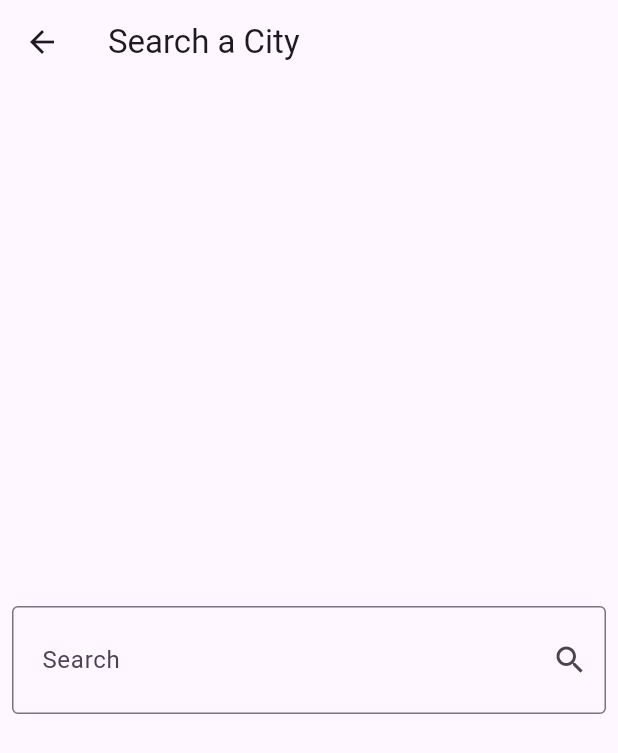
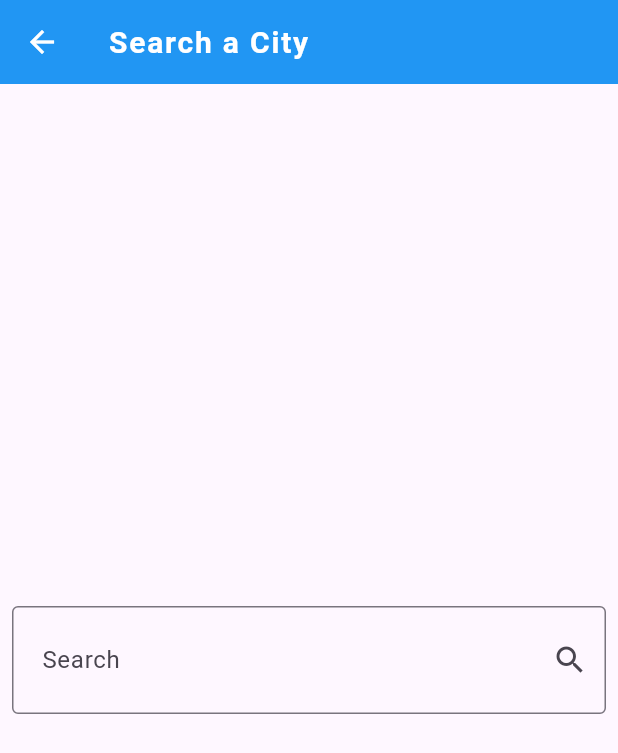
Before and after one commit to Yomna-Abdelmegeed/weather-App, a Flutter app: the screen it shows after launch, after a tap on the "search" icon, on a phone screen of 412 x 824 dp. Shown: the top 753 px of the screen. Run offline on Flutter 3.47's test engine with Material 3 defaults, Android fonts, the phone set to English and light mode, and no system bars; our stand-ins replace dio, flutter_bloc.

Commit message:
complete app theme.

```diff
--- a/lib/Bloc/cubit/weather_cubit.dart
+++ b/lib/Bloc/cubit/weather_cubit.dart
@@ -7,7 +7,7 @@ part 'weather_state.dart';
 
 class WeatherCubit extends Cubit<WeatherState> {
   WeatherCubit() : super(WeatherInitial());
-  late WeatherModel weatherModel;
+  WeatherModel? weatherModel;
   getWeather({required String cityName}) async {
     try {
       emit(WeatherInfoIsLoading());
--- a/lib/main.dart
+++ b/lib/main.dart
@@ -14,10 +14,111 @@ class WeatherApp extends StatelessWidget {
   Widget build(BuildContext context) {
     return BlocProvider(
       create: (context) => WeatherCubit(),
-      child: MaterialApp(
-        debugShowCheckedModeBanner: false,
-        home: HomeScreen(),
-      ),
+      child: Builder(builder: (context) {
+        return BlocBuilder<WeatherCubit, WeatherState>(
+          builder: (context, state) {
+            return MaterialApp(
+              debugShowCheckedModeBanner: false,
+              theme: ThemeData(
+                appBarTheme: AppBarTheme(
+                  backgroundColor: getThemeColor(
+                    BlocProvider.of<WeatherCubit>(context).weatherModel?.state,
+                  ),
+                  foregroundColor: Colors.white, // for icons & back arrow
+                  titleTextStyle: TextStyle(
+                    color: Colors.white,
+                    fontSize: 20,
+                    fontWeight: FontWeight.bold,
+                    letterSpacing: 1.2,
+                  ),
+                ),
+              ),
+              home: HomeScreen(),
+            );
+          },
+        );
+      }),
     );
   }
 }
+
+MaterialColor getThemeColor(String? condition) {
+  if (condition == null) {
+    return Colors.blue;
+  }
+  switch (condition.toLowerCase()) {
+    // ☀️ Bright & warm
+    case 'sunny':
+      return Colors.amber;
+
+    // 🌃 Clear night
+    case 'clear':
+      return Colors.indigo;
+
+    // 🌤️ Light clouds
+    case 'partly cloudy':
+      return Colors.blueGrey;
+    case 'cloudy':
+      return Colors.grey;
+
+    // ☁️ Full overcast
+    case 'overcast':
+      return Colors.blueGrey;
+
+    // 🌫 Misty or foggy
+    case 'mist':
+    case 'fog':
+    case 'freezing fog':
+      return Colors.teal;
+
+    // 🌧 Light to heavy rain
+    case 'patchy rain possible':
+    case 'patchy light rain':
+    case 'light rain':
+      return Colors.lightBlue;
+    case 'moderate rain':
+      return Colors.blue;
+    case 'heavy rain':
+    case 'rain':
+      return Colors.indigo;
+
+    // ❄️ Snowy
+    case 'patchy snow possible':
+    case 'light snow':
+      return Colors.cyan;
+    case 'moderate snow':
+      return Colors.lightBlue;
+    case 'heavy snow':
+    case 'snow':
+      return Colors.blueGrey;
+
+    // 🌩 Thunderstorms
+    case 'thundery outbreaks possible':
+    case 'patchy light rain with thunder':
+      return Colors.deepPurple;
+    case 'moderate or heavy rain with thunder':
+      return Colors.deepOrange;
+
+    // 🌨 Sleet
+    case 'patchy sleet possible':
+    case 'light sleet':
+      return Colors.indigo;
+    case 'moderate or heavy sleet':
+      return Colors.blueGrey;
+
+    // 🧊 Ice pellets
+    case 'ice pellets':
+    case 'light showers of ice pellets':
+    case 'moderate or heavy showers of ice pellets':
+    case 'showers of ice pellets':
+      return Colors.cyan;
+
+    // 🌪 Blizzard
+    case 'blizzard':
+      return Colors.grey;
+
+    // 🌀 Fallback for anything unknown
+    default:
+      return Colors.deepPurple;
+  }
+}
--- a/lib/screens/home_screen.dart
+++ b/lib/screens/home_screen.dart
@@ -36,7 +36,7 @@ class HomeScreen extends StatelessWidget {
           } else if (state is WeatherInfoLoaded) {
             return InfoWidget();
           } else {
-            return Text('Error');
+            return Text('Something went wrong 😕');
           }
         },
       ),
--- a/lib/screens/search_screen.dart
+++ b/lib/screens/search_screen.dart
@@ -1,7 +1,6 @@
 import 'package:flutter/material.dart';
 import 'package:flutter_bloc/flutter_bloc.dart';
 import 'package:weather_app/Bloc/cubit/weather_cubit.dart';
-
 
 class SearchScreen extends StatelessWidget {
   const SearchScreen({super.key});
@@ -9,6 +8,7 @@ class SearchScreen extends StatelessWidget {
   @override
   Widget build(BuildContext context) {
     return Scaffold(
+      // backgroundColor: Colors.white,
       appBar: AppBar(
         title: Text('Search a City'),
       ),
@@ -28,7 +28,7 @@ class SearchScreen extends StatelessWidget {
                 label: Text('Search '),
                 hintText: 'Enter City Name',
                 border: OutlineInputBorder(),
-            ),
+                focusedBorder: OutlineInputBorder()),
           ),
         ),
       ),
--- a/lib/widgets/info_widget.dart
+++ b/lib/widgets/info_widget.dart
@@ -1,6 +1,7 @@
 import 'package:flutter/material.dart';
 import 'package:flutter_bloc/flutter_bloc.dart';
 import 'package:weather_app/Bloc/cubit/weather_cubit.dart';
+import 'package:weather_app/main.dart';
 import 'package:weather_app/models/weather_model.dart';
 
 class InfoWidget extends StatelessWidget {
@@ -9,8 +10,26 @@ class InfoWidget extends StatelessWidget {
   @override
   Widget build(BuildContext context) {
     WeatherModel weatherModel =
-        BlocProvider.of<WeatherCubit>(context).weatherModel;
-    return Column(
+        BlocProvider.of<WeatherCubit>(context).weatherModel!;
+    return Container(
+      decoration: BoxDecoration(
+        gradient: LinearGradient(
+          colors: [
+            getThemeColor(
+              BlocProvider.of<WeatherCubit>(context).weatherModel?.state,
+            )[50]!,
+            getThemeColor(
+              BlocProvider.of<WeatherCubit>(context).weatherModel?.state,
+            )[500]!,
+            getThemeColor(
+              BlocProvider.of<WeatherCubit>(context).weatherModel?.state,
+            )[700]!,
+          ],
+          begin: Alignment.bottomCenter,
+          end: Alignment.topCenter,
+        ),
+      ),
+      child: Column(
         crossAxisAlignment: CrossAxisAlignment.center,
         mainAxisAlignment: MainAxisAlignment.center,
         children: [
@@ -67,6 +86,7 @@ class InfoWidget extends StatelessWidget {
             ),
           ),
         ],
+      ),
     );
   }
 }
--- a/lib/widgets/no_info_widget.dart
+++ b/lib/widgets/no_info_widget.dart
@@ -13,6 +13,7 @@ class NoInfoWidget extends StatelessWidget {
           style: TextStyle(
             fontSize: 28,
             fontWeight: FontWeight.bold,
+            color: Colors.blue,
           ),
         ),
       ),
```
Lines whose indentation alone changed are shown as unchanged.
